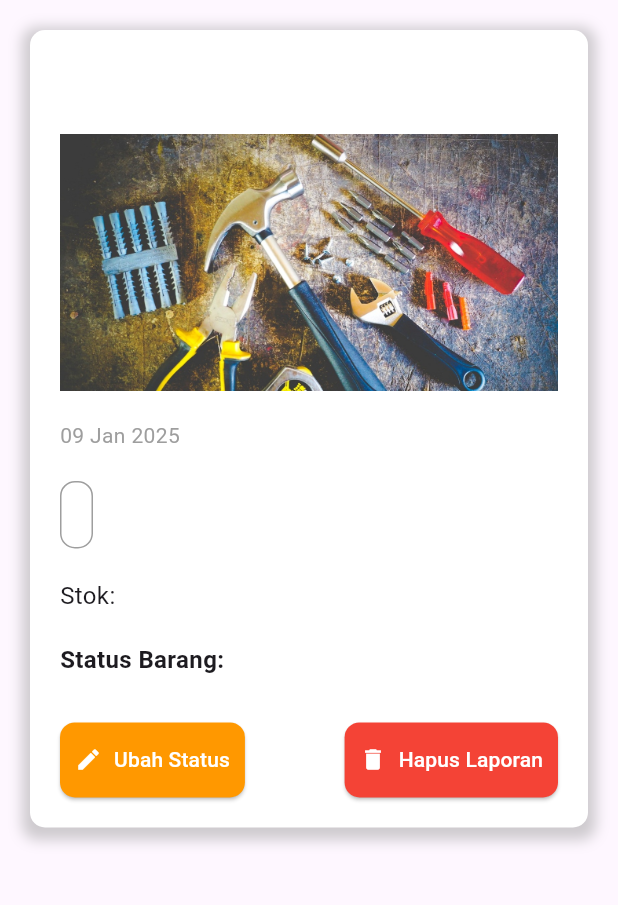
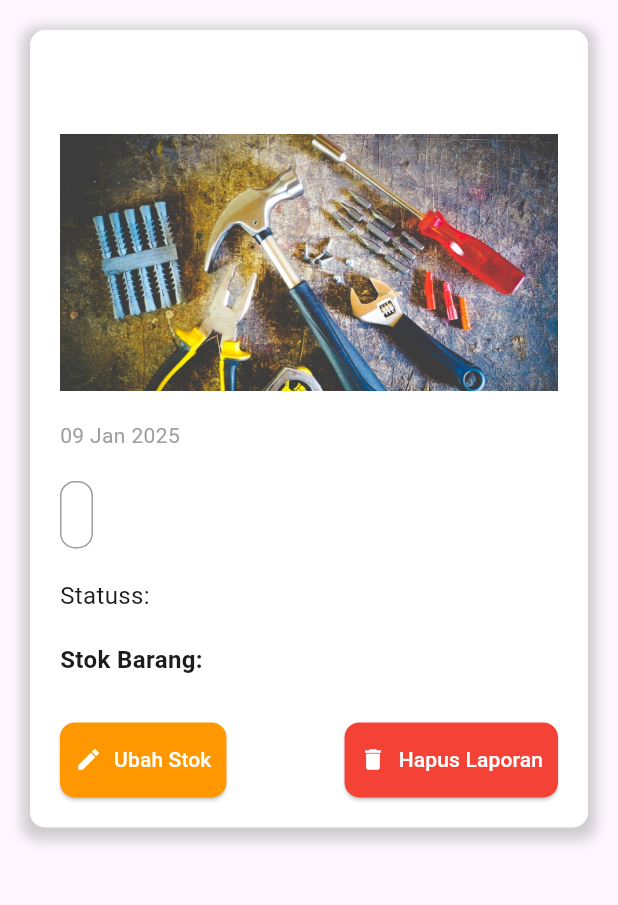
Before and after one commit to rezaaditya16/uas-ppb, a Flutter app: the DetailPage screen opened directly with empty values, on a phone screen of 412 x 824 dp, the part 84-989 px from its top. Run offline on Flutter 3.47's test engine with Material 3 defaults, Android fonts, the phone set to English and light mode, and no system bars; our stand-ins replace cloud_firestore, firebase_auth, firebase_core, firebase_storage, geolocator, image_picker; accounts and stored records are empty.

Commit message:
Refactor status handling in Laporan model and related components; rename variables for clarity and update UI text accordingly

```diff
--- a/lib/components/status_dialog.dart
+++ b/lib/components/status_dialog.dart
@@ -15,14 +15,14 @@ class StatusDialog extends StatefulWidget {
 }
 
 class _StatusDialogState extends State<StatusDialog> {
-  late String status;
+  late String stok;
   final _firestore = FirebaseFirestore.instance;
 
   void updateStatus() async {
     CollectionReference transaksiCollection = _firestore.collection('laporan');
     try {
       await transaksiCollection.doc(widget.laporan.docId).update({
-        'status': status,
+        'stok': stok,
       });
       Navigator.popAndPushNamed(context, '/dashboard');
     } catch (e) {
@@ -33,7 +33,7 @@ class _StatusDialogState extends State<StatusDialog> {
   @override
   void initState() {
     super.initState();
-    status = widget.laporan.status;
+    stok = widget.laporan.stok;
   }
 
   @override
@@ -56,39 +56,39 @@ class _StatusDialogState extends State<StatusDialog> {
             ),
             SizedBox(height: 20),
             RadioListTile<String>(
-              title: const Text('baru'),
-              value: 'Baru',
-              groupValue: status,
+              title: const Text('Masih'),
+              value: 'Masih',
+              groupValue: stok,
               onChanged: (value) {
                 setState(() {
-                  status = value!;
+                  stok = value!;
                 });
               },
             ),
             RadioListTile<String>(
-              title: const Text('Bekas'),
-              value: 'Bekas',
-              groupValue: status,
+              title: const Text('Habis'),
+              value: 'Habis',
+              groupValue: stok,
               onChanged: (value) {
                 setState(() {
-                  status = value!;
+                  stok = value!;
                 });
               },
             ),
             RadioListTile<String>(
-              title: const Text('Like New'),
-              value: 'Like New',
-              groupValue: status,
+              title: const Text('Proses Restock'),
+              value: 'Proses Restock',
+              groupValue: stok,
               onChanged: (value) {
                 setState(() {
-                  status = value!;
+                  stok = value!;
                 });
               },
             ),
             const SizedBox(height: 20),
             ElevatedButton(
               onPressed: () {
-                print(status);
+                print(stok);
                 updateStatus();
               },
               style: TextButton.styleFrom(
@@ -98,7 +98,7 @@ class _StatusDialogState extends State<StatusDialog> {
                   borderRadius: BorderRadius.circular(10),
                 ),
               ),
-              child: Text('Simpan Status'),
+              child: Text('Simpan Update Stok'),
             ),
           ],
         ),
--- a/lib/components/vars.dart
+++ b/lib/components/vars.dart
@@ -3,4 +3,4 @@ import 'package:uas/components/styles.dart';
 
 List<String> dataStatus = ['Baru', 'Bekas', 'Like New'];
 List<Color> warnaStatus = [warningColor, dangerColor, successColor];
-List<String> infoStatus = ['Masih', 'Habis'];
+List<String> infoStatus = ['Baru', 'Bekas', 'Like New'];
--- a/lib/models/laporan.dart
+++ b/lib/models/laporan.dart
@@ -2,11 +2,11 @@ class Laporan {
   final String uid;
   final String docId;
   final String barang;
-  final String stok;
+  final String statuss;
   String? deskripsi;
   String? gambar;
   final String nama;
-  final String status;
+  final String stok;
   final DateTime tanggal;
   final String maps;
   List<Komentar>? komentar;
@@ -15,11 +15,11 @@ class Laporan {
     required this.uid,
     required this.docId,
     required this.barang,
-    required this.stok,
+    required this.statuss,
     this.deskripsi,
     this.gambar,
     required this.nama,
-    required this.status,
+    required this.stok,
     required this.tanggal,
     required this.maps,
     this.komentar,
--- a/lib/pages/AddFormPage.dart
+++ b/lib/pages/AddFormPage.dart
@@ -24,7 +24,7 @@ class AddFormState extends State<AddFormPage> {
   bool _isLoading = false;
 
   String? barang;
-  String? stok;
+  String? statuss;
   String? deskripsi;
 
   ImagePicker picker = ImagePicker();
@@ -85,7 +85,7 @@ class AddFormState extends State<AddFormPage> {
                           child: imagePreview(),
                         ),
                         InputLayout(
-                            'Status Penjualan',
+                            'Status Barang',
                             DropdownButtonFormField<String>(
                                 decoration: customInputDecoration('Status'),
                                 items: infoStatus.map((e) {
@@ -94,7 +94,7 @@ class AddFormState extends State<AddFormPage> {
                                 }).toList(),
                                 onChanged: (selected) {
                                   setState(() {
-                                    stok = selected;
+                                    statuss = selected;
                                   });
                                 })),
                         InputLayout(
@@ -240,11 +240,11 @@ class AddFormState extends State<AddFormPage> {
         'uid': _auth.currentUser!.uid,
         'docId': id,
         'barang': barang,
-        'stok': stok,
+        'statuss': statuss,
         'deskripsi': deskripsi,
         'gambar': url,
         'nama': akun.nama,
-        'status': 'Baru',
+        'stok': 'Masih ada',
         'tanggal': timestamp,
         'maps': maps,
       }).catchError((e) {
--- a/lib/pages/DetailPage.dart
+++ b/lib/pages/DetailPage.dart
@@ -110,12 +110,12 @@ class _DetailPageState extends State<DetailPage> {
                       ),
                       SizedBox(height: 20),
                       Text(
-                        'Stok: ${widget.laporan.stok}',
+                        'Statuss: ${widget.laporan.statuss}',
                         style: TextStyle(fontSize: 16),
                       ),
                       SizedBox(height: 20),
                       Text(
-                        'Status Barang: ${widget.laporan.status}',
+                        'Stok Barang: ${widget.laporan.stok}',
                         style: TextStyle(
                             fontSize: 16, fontWeight: FontWeight.bold),
                       ),
@@ -128,7 +128,7 @@ class _DetailPageState extends State<DetailPage> {
                               statusDialog(context, widget.laporan);
                             },
                             icon: Icon(Icons.edit),
-                            label: Text('Ubah Status'),
+                            label: Text('Ubah Stok'),
                             style: ElevatedButton.styleFrom(
                               backgroundColor: Colors.orange,
                               foregroundColor: Colors.white,
--- a/lib/pages/all_laporan.dart
+++ b/lib/pages/all_laporan.dart
@@ -45,11 +45,11 @@ class _AllLaporanState extends State<AllLaporan> {
               uid: documents.data()['uid'] ?? '',
               docId: documents.data()['docId'] ?? '',
               barang: documents.data()['barang'] ?? '',
-              stok: documents.data()['stok'] ?? '',
+              statuss: documents.data()['statuss'] ?? '',
               deskripsi: documents.data()['deskripsi'],
               gambar: documents.data()['gambar'],
               nama: documents.data()['nama'] ?? '',
-              status: documents.data()['status'] ?? '',
+              stok: documents.data()['stok'] ?? '',
               tanggal: (documents.data()['tanggal'] as Timestamp).toDate(),
               maps: documents.data()['maps'] ?? '',
               komentar: listKomentar,
@@ -70,7 +70,7 @@ class _AllLaporanState extends State<AllLaporan> {
         backgroundColor: Colors.teal,
       ),
       body: listLaporan.isEmpty
-          ? Center(child: Text('Tidak ada laporan'))
+          ? Center(child: Text('Tidak ada barang'))
           : ListView.builder(
               itemCount: listLaporan.length,
               itemBuilder: (context, index) {
@@ -93,10 +93,6 @@ class _AllLaporanState extends State<AllLaporan> {
                           ),
                         ),
                         SizedBox(height: 10),
-                        Text(
-                          'Stok: ${listLaporan[index].stok}',
-                          style: TextStyle(fontSize: 16),
-                        ),
                         SizedBox(height: 10),
                         Text(
                           listLaporan[index].deskripsi ?? '',
@@ -104,7 +100,7 @@ class _AllLaporanState extends State<AllLaporan> {
                         ),
                         SizedBox(height: 10),
                         Text(
-                          'Status: ${listLaporan[index].status}',
+                          'Status: ${listLaporan[index].statuss}',
                           style: TextStyle(
                             fontSize: 16,
                             fontWeight: FontWeight.bold,
--- a/lib/pages/my_laporan.dart
+++ b/lib/pages/my_laporan.dart
@@ -48,10 +48,10 @@ class _MyLaporanState extends State<MyLaporan> {
               uid: documents.data()['uid'],
               docId: documents.data()['docId'],
               barang: documents.data()['barang'],
-              stok: documents.data()['stok'],
+              statuss: documents.data()['statuss'],
               deskripsi: documents.data()['deskripsi'],
               nama: documents.data()['nama'],
-              status: documents.data()['status'],
+              stok: documents.data()['stok'],
               gambar: documents.data()['gambar'],
               tanggal: (documents.data()['tanggal'] as Timestamp).toDate(),
               maps: documents.data()['maps'],
@@ -73,7 +73,7 @@ class _MyLaporanState extends State<MyLaporan> {
         backgroundColor: Colors.teal,
       ),
       body: listLaporan.isEmpty
-          ? Center(child: Text('Tidak ada laporan'))
+          ? Center(child: Text('Tidak ada barang'))
           : ListView.builder(
               itemCount: listLaporan.length,
               itemBuilder: (context, index) {
@@ -97,7 +97,7 @@ class _MyLaporanState extends State<MyLaporan> {
                         ),
                         SizedBox(height: 10),
                         Text(
-                          'Stok: ${listLaporan[index].stok}',
+                          'Statuss: ${listLaporan[index].statuss}',
                           style: TextStyle(fontSize: 16),
                         ),
                         SizedBox(height: 10),
@@ -107,7 +107,7 @@ class _MyLaporanState extends State<MyLaporan> {
                         ),
                         SizedBox(height: 10),
                         Text(
-                          'Status: ${listLaporan[index].status}',
+                          'Stok: ${listLaporan[index].stok}',
                           style: TextStyle(
                             fontSize: 16,
                             fontWeight: FontWeight.bold,
```
